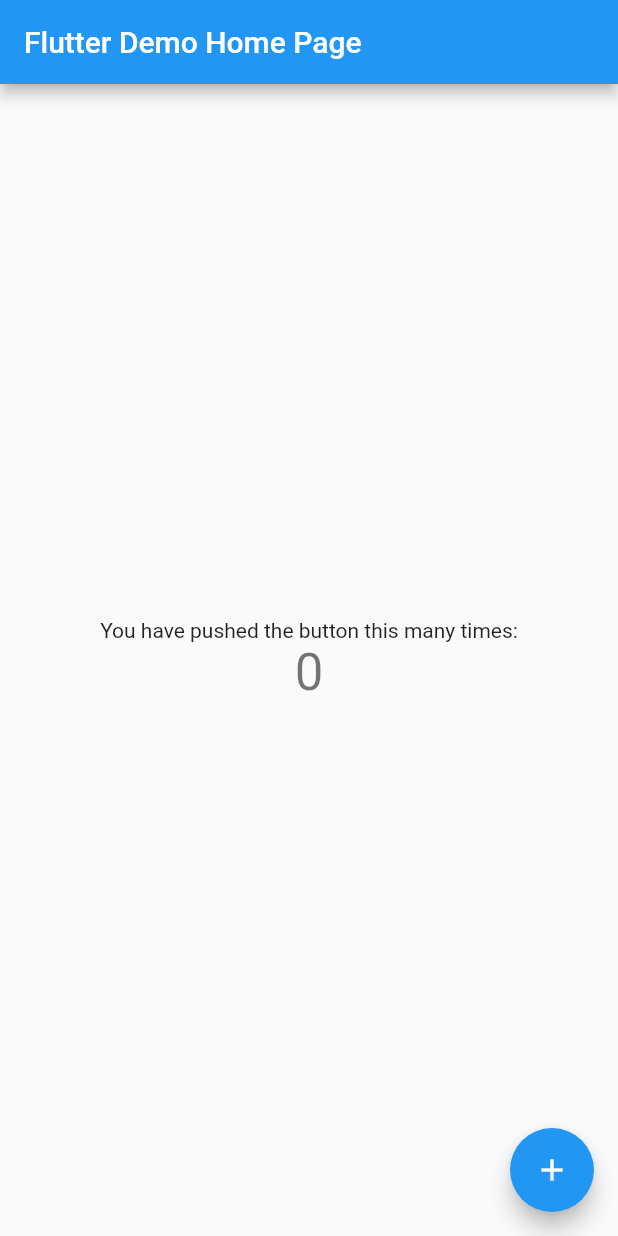
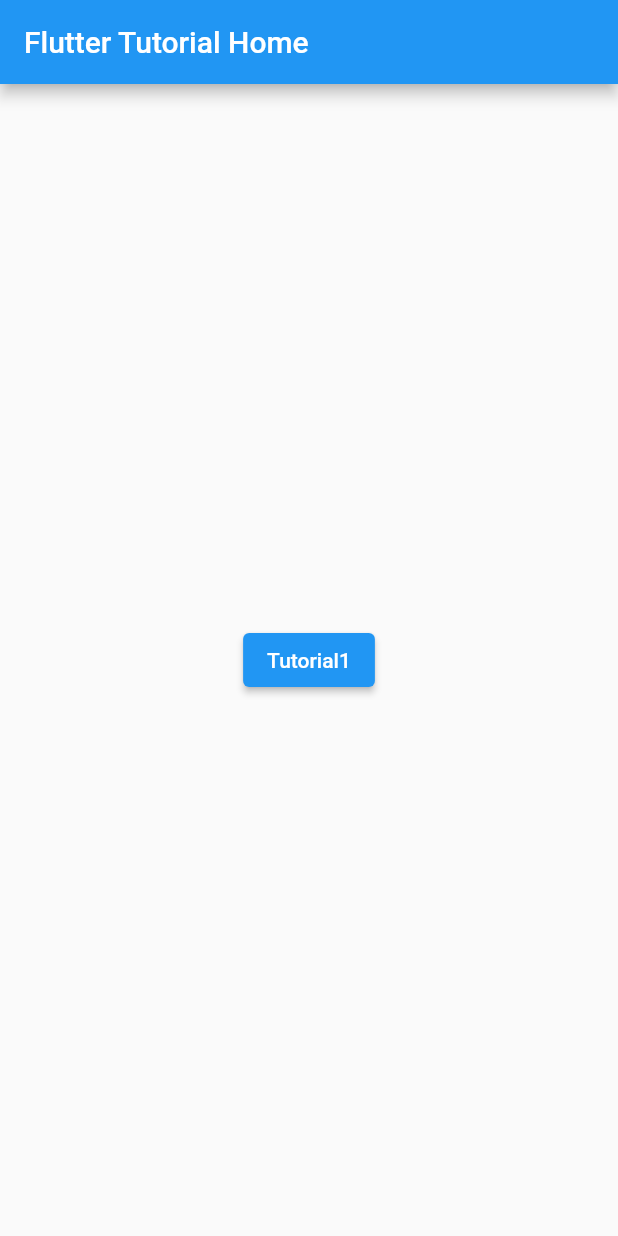
Before and after one commit to shingo-tominaga/flutter_tutorial, a Flutter app: the MyHomePage screen opened directly, on a phone screen of 412 x 824 dp. Run offline on Flutter 3.47's test engine with Material 2 defaults, Android fonts, the phone set to English and light mode, and no system bars.

Commit message:
tutorial1_ホーム画面にボタン追加、ボタン押下で公式チュートリアル画面へ遷移

```diff
--- a/flutter_tutorial/lib/main.dart
+++ b/flutter_tutorial/lib/main.dart
@@ -2,7 +2,7 @@ import 'package:flutter/material.dart';
 import 'package:flutter_tutorial/building/building_layout_screen.dart';
 
 void main() {
-  runApp(const Tutorial1App());
+  runApp(const MyApp());
 }
 
 class MyApp extends StatelessWidget {
@@ -12,7 +12,7 @@ class MyApp extends StatelessWidget {
   @override
   Widget build(BuildContext context) {
     return MaterialApp(
-      title: 'Flutter Demo',
+      title: 'Flutter Tutorial Home',
       theme: ThemeData(
         // This is the theme of your application.
         //
@@ -25,22 +25,13 @@ class MyApp extends StatelessWidget {
         // is not restarted.
         primarySwatch: Colors.blue,
       ),
-      home: const MyHomePage(title: 'Flutter Demo Home Page'),
+      home: const MyHomePage(title: 'Flutter Tutorial Home'),
     );
   }
 }
 
 class MyHomePage extends StatefulWidget {
   const MyHomePage({super.key, required this.title});
-
-  // This widget is the home page of your application. It is stateful, meaning
-  // that it has a State object (defined below) that contains fields that affect
-  // how it looks.
-
-  // This class is the configuration for the state. It holds the values (in this
-  // case the title) provided by the parent (in this case the App widget) and
-  // used by the build method of the State. Fields in a Widget subclass are
-  // always marked "final".
 
   final String title;
 
@@ -49,68 +40,27 @@ class MyHomePage extends StatefulWidget {
 }
 
 class _MyHomePageState extends State<MyHomePage> {
-  int _counter = 0;
-
-  void _incrementCounter() {
-    setState(() {
-      // This call to setState tells the Flutter framework that something has
-      // changed in this State, which causes it to rerun the build method below
-      // so that the display can reflect the updated values. If we changed
-      // _counter without calling setState(), then the build method would not be
-      // called again, and so nothing would appear to happen.
-      _counter++;
-    });
-  }
-
   @override
   Widget build(BuildContext context) {
-    // This method is rerun every time setState is called, for instance as done
-    // by the _incrementCounter method above.
-    //
-    // The Flutter framework has been optimized to make rerunning build methods
-    // fast, so that you can just rebuild anything that needs updating rather
-    // than having to individually change instances of widgets.
     return Scaffold(
       appBar: AppBar(
-        // Here we take the value from the MyHomePage object that was created by
-        // the App.build method, and use it to set our appbar title.
         title: Text(widget.title),
       ),
       body: Center(
-        // Center is a layout widget. It takes a single child and positions it
-        // in the middle of the parent.
         child: Column(
-          // Column is also a layout widget. It takes a list of children and
-          // arranges them vertically. By default, it sizes itself to fit its
-          // children horizontally, and tries to be as tall as its parent.
-          //
-          // Invoke "debug painting" (press "p" in the console, choose the
-          // "Toggle Debug Paint" action from the Flutter Inspector in Android
-          // Studio, or the "Toggle Debug Paint" command in Visual Studio Code)
-          // to see the wireframe for each widget.
-          //
-          // Column has various properties to control how it sizes itself and
-          // how it positions its children. Here we use mainAxisAlignment to
-          // center the children vertically; the main axis here is the vertical
-          // axis because Columns are vertical (the cross axis would be
-          // horizontal).
           mainAxisAlignment: MainAxisAlignment.center,
           children: <Widget>[
-            const Text(
-              'You have pushed the button this many times:',
-            ),
-            Text(
-              '$_counter',
-              style: Theme.of(context).textTheme.headline4,
-            ),
+            ElevatedButton(
+                onPressed: () {
+                  Navigator.push(
+                      context,
+                      MaterialPageRoute(
+                          builder: (context) => const Tutorial1App()));
+                },
+                child: const Text('Tutorial1'))
           ],
         ),
       ),
-      floatingActionButton: FloatingActionButton(
-        onPressed: _incrementCounter,
-        tooltip: 'Increment',
-        child: const Icon(Icons.add),
-      ), // This trailing comma makes auto-formatting nicer for build methods.
     );
   }
 }
```
